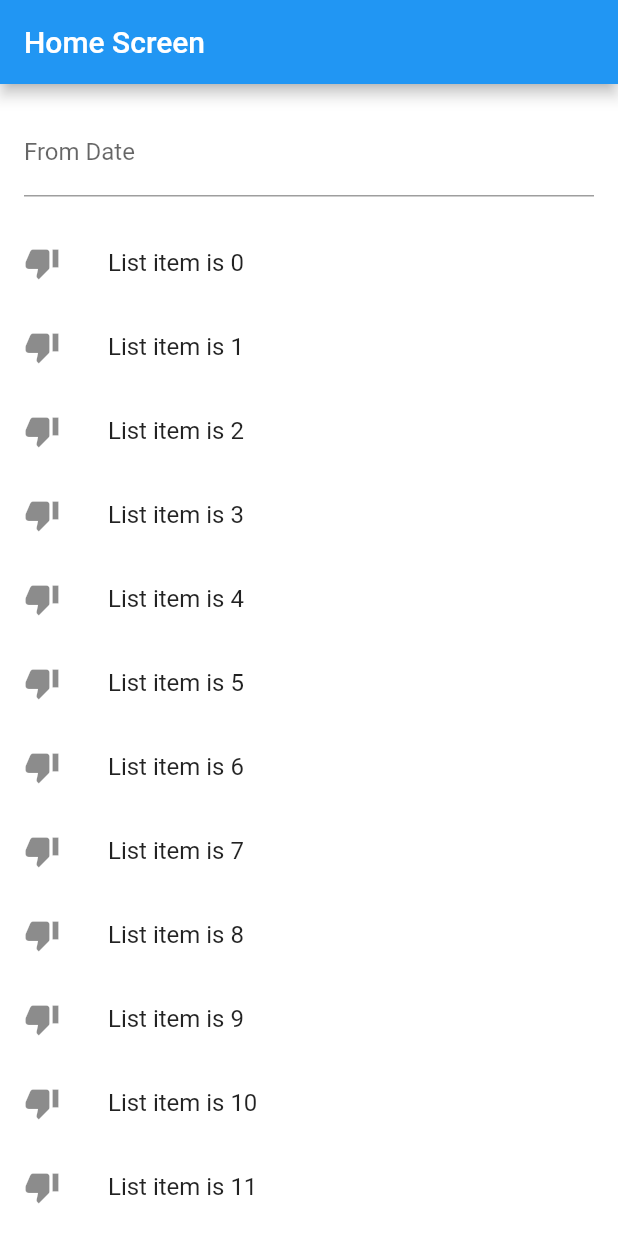
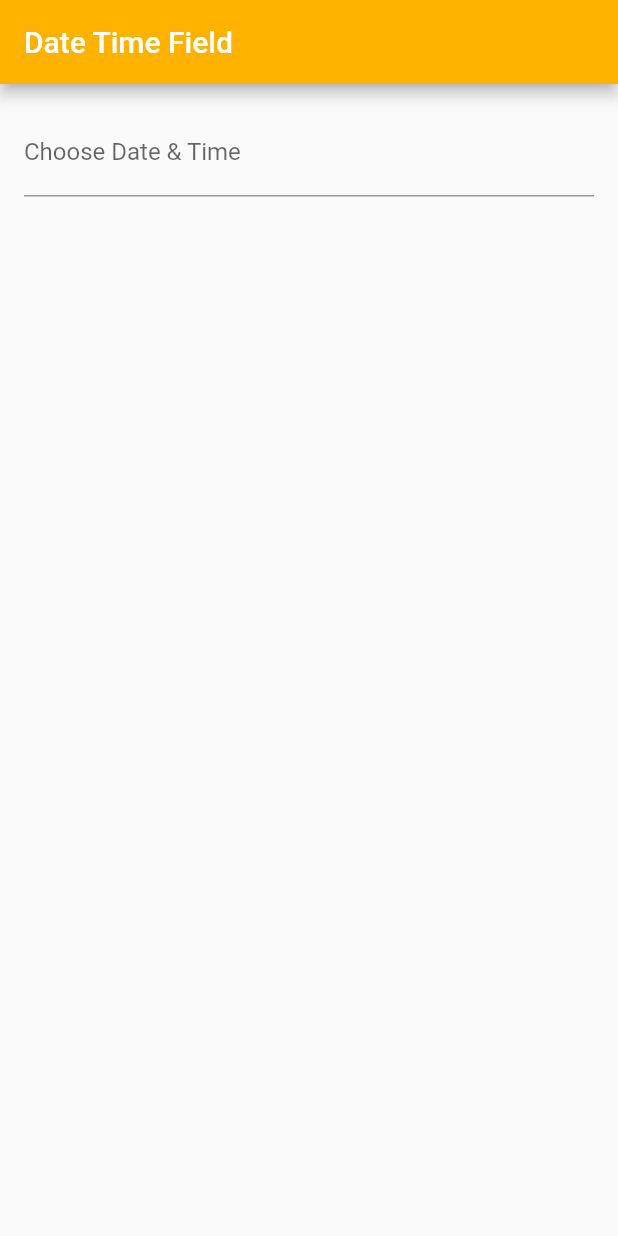
Before and after one commit to Abdullahmasood553/flutter-create-datetime, a Flutter app: the screen it shows after launch, on a phone screen of 412 x 824 dp. Run offline on Flutter 3.47's test engine with Material 2 defaults, Android fonts, the phone set to English and light mode, and no system bars; drawn by our look-alikes of datetime_picker_formfield.

Commit message:
Added the seperate screen for date time and date time combile

```diff
--- /dev/null
+++ b/lib/date_screen.dart
@@ -0,0 +1,49 @@
+import 'package:datetime_picker_formfield/datetime_picker_formfield.dart';
+import 'package:flutter/material.dart';
+import 'package:intl/intl.dart';
+
+class DateScreen extends StatelessWidget {
+  const DateScreen({Key? key}) : super(key: key);
+
+  @override
+  Widget build(BuildContext context) {
+    final format = DateFormat("yyyy-MM-dd");
+    return SafeArea(
+      child: Scaffold(
+        backgroundColor: Colors.white,
+        appBar: AppBar(
+          title: Text('Date Field'),
+        ),
+        body: Container(
+          child: Padding(
+            padding: const EdgeInsets.all(16.0),
+            child: DateTimeField(
+              decoration: InputDecoration(
+                labelText: 'Date',
+              ),
+              format: format,
+              onSaved: (DateTime? value) {
+                if (value != null) {
+                  print(value);
+                }
+              },
+              onShowPicker: (context, currentValue) async {
+                final date = await showDatePicker(
+                  context: context,
+                  firstDate: DateTime(1900),
+                  initialDate: currentValue ?? DateTime.now(),
+                  lastDate: DateTime(2100),
+                );
+                if (date != null) {
+                  return date;
+                } else {
+                  return currentValue;
+                }
+              },
+            ),
+          ),
+        ),
+      ),
+    );
+  }
+}
--- /dev/null
+++ b/lib/date_time_screen.dart
@@ -0,0 +1,55 @@
+import 'package:datetime_picker_formfield/datetime_picker_formfield.dart';
+import 'package:flutter/material.dart';
+import 'package:intl/intl.dart';
+
+class DateTimeScreen extends StatefulWidget {
+  DateTimeScreen({Key? key}) : super(key: key);
+
+  @override
+  _DateTimeScreenState createState() => _DateTimeScreenState();
+}
+
+class _DateTimeScreenState extends State<DateTimeScreen> {
+  @override
+  Widget build(BuildContext context) {
+    final format = DateFormat("yyyy-MM-dd HH:mm");
+    return SafeArea(
+      child: Scaffold(
+        appBar: AppBar(
+          backgroundColor: Colors.amber[600],
+          title: Text('Date Time Field'),
+        ),
+        body: Container(
+          child: Padding(
+            padding: EdgeInsets.all(16.0),
+            child: DateTimeField(
+              decoration: InputDecoration(
+                labelText: 'Choose Date & Time',
+              ),
+              format: format,
+              onShowPicker: (context, currentValue) async {
+                final date = await showDatePicker(
+                  context: context,
+                  initialDate: currentValue ?? DateTime.now(),
+                  firstDate: DateTime(1900),
+                  lastDate: DateTime(2200),
+                );
+                if (date != null) {
+                  final time = await showTimePicker(
+                    context: context,
+                    initialTime: TimeOfDay.fromDateTime(
+                      currentValue ?? DateTime.now(),
+                    ),
+                  );
+                  return DateTimeField.combine(date, time);
+                } else {
+                  return currentValue;
+                }
+              },
+            ),
+          ),
+        ),
+      ),
+    );
+  }
+}
--- a/lib/home_screen.dart
+++ /dev/null
@@ -1,70 +0,0 @@
-import 'package:datetime_picker_formfield/datetime_picker_formfield.dart';
-import 'package:flutter/material.dart';
-import 'package:intl/intl.dart';
-
-class HomeScreen extends StatelessWidget {
-  const HomeScreen({Key? key}) : super(key: key);
-
-  @override
-  Widget build(BuildContext context) {
-    final format = DateFormat("yyyy-MM-dd");
-    return SafeArea(
-      child: Scaffold(
-        backgroundColor: Colors.white,
-        appBar: AppBar(
-          title: Text('Home Screen'),
-        ),
-        body: Container(
-          child: SingleChildScrollView(
-            physics: ScrollPhysics(),
-            child: Column(
-              mainAxisSize: MainAxisSize.max,
-              children: <Widget>[
-                Container(
-                  child: Padding(
-                    padding: const EdgeInsets.all(16.0),
-                    child: DateTimeField(
-                      decoration: InputDecoration(
-                        labelText: 'From Date',
-                      ),
-                      format: format,
-                      onSaved: (DateTime? value) {
-                        if (value != null) {
-                          print(value);
-                        }
-                      },
-                      onShowPicker: (context, currentValue) async {
-                        final date = await showDatePicker(
-                          context: context,
-                          firstDate: DateTime(1900),
-                          initialDate: currentValue ?? DateTime.now(),
-                          lastDate: DateTime(2100),
-                        );
-                        if (date != null) {
-                          return date;
-                        } else {
-                          return currentValue;
-                        }
-                      },
-                    ),
-                  ),
-                ),
-                ListView.builder(
-                  physics: NeverScrollableScrollPhysics(),
-                  shrinkWrap: true,
-                  itemCount: 30,
-                  itemBuilder: (context, index) {
-                    return ListTile(
-                      title: Text('List item is $index'),
-                      leading: Icon(Icons.thumb_down),
-                    );
-                  },
-                )
-              ],
-            ),
-          ),
-        ),
-      ),
-    );
-  }
-}
--- a/lib/main.dart
+++ b/lib/main.dart
@@ -1,5 +1,6 @@
+import 'package:date_time/date_time_screen.dart';
+import 'package:date_time/time_screen.dart';
 import 'package:flutter/material.dart';
-import 'home_screen.dart';
 
 void main() => runApp(MyApp());
 
@@ -13,7 +14,7 @@ class MyApp extends StatelessWidget {
       theme: ThemeData(
         primarySwatch: Colors.blue,
       ),
-      home: HomeScreen(),
+      home: DateTimeScreen(),
     );
   }
 }
```
Also changed, not shown: lib/time_screen.dart (added, +51 -0 lines).
